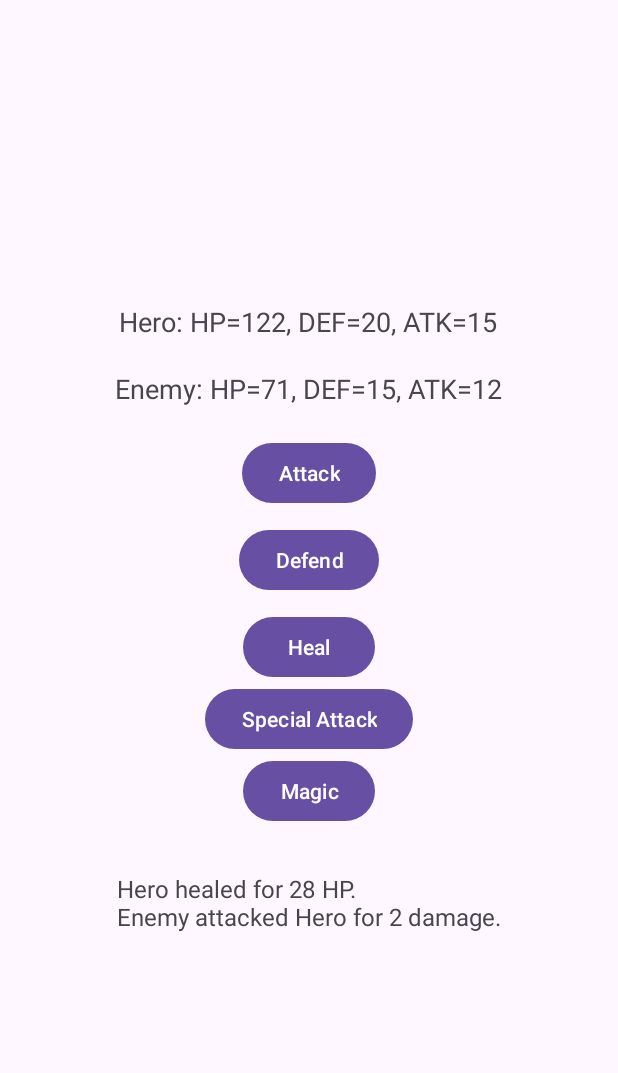
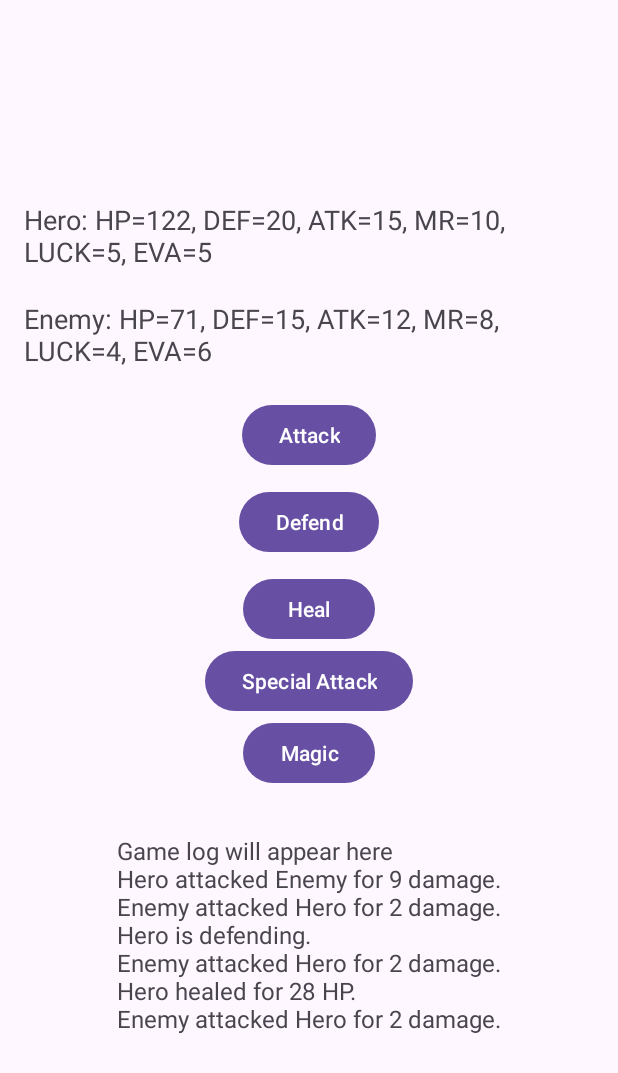
Before and after one commit to MoonSlay/RPGTurn, an Android app: the MainActivity screen opened directly, with no data from a screen before it, after a tap on "Heal", on a phone screen of 412 x 824 dp. Shown: the top 1073 px of the screen. Run offline under Robolectric (Android 15) with nearby library versions, the phone set to English and light mode, and no system bars; 2 other taps on this screen came first.

Commit message:
Additional stats for characters

```diff
--- a/app/src/main/java/ph/edu/auf/delrosario/angelo/rpgturn/Character.kt
+++ b/app/src/main/java/ph/edu/auf/delrosario/angelo/rpgturn/Character.kt
@@ -1,10 +1,13 @@
 package ph.edu.auf.delrosario.angelo.rpgturn
-// Character.kt
+
 abstract class Character(
     var name: String,
     var hp: Int,
     var defense: Int,
-    var attackPower: Int
+    var attackPower: Int,
+    var magicResistance: Int,
+    var luck: Int,
+    var evasion: Int
 ) {
     abstract fun attack(opponent: Character): Int
     abstract fun defend(): Int
--- a/app/src/main/java/ph/edu/auf/delrosario/angelo/rpgturn/Enemy.kt
+++ b/app/src/main/java/ph/edu/auf/delrosario/angelo/rpgturn/Enemy.kt
@@ -1,9 +1,14 @@
 package ph.edu.auf.delrosario.angelo.rpgturn
 
-import kotlin.random.Random
-
-// Enemy.kt
-class Enemy(name: String, hp: Int, defense: Int, attackPower: Int) : Character(name, hp, defense, attackPower) {
+class Enemy(
+    name: String,
+    hp: Int,
+    defense: Int,
+    attackPower: Int,
+    magicResistance: Int,
+    luck: Int,
+    evasion: Int
+) : Character(name, hp, defense, attackPower, magicResistance, luck, evasion) {
 
     override fun attack(opponent: Character): Int {
         val damage = attackPower - opponent.defend()
--- a/app/src/main/java/ph/edu/auf/delrosario/angelo/rpgturn/Hero.kt
+++ b/app/src/main/java/ph/edu/auf/delrosario/angelo/rpgturn/Hero.kt
@@ -1,7 +1,15 @@
 package ph.edu.auf.delrosario.angelo.rpgturn
 
-// Hero.kt
-class Hero(name: String, hp: Int, defense: Int, attackPower: Int) : Character(name, hp, defense, attackPower) {
+
+class Hero(
+    name: String,
+    hp: Int,
+    defense: Int,
+    attackPower: Int,
+    magicResistance: Int,
+    luck: Int,
+    evasion: Int
+) : Character(name, hp, defense, attackPower, magicResistance, luck, evasion) {
 
     override fun attack(opponent: Character): Int {
         val damage = attackPower - opponent.defend()
--- a/app/src/main/java/ph/edu/auf/delrosario/angelo/rpgturn/MainActivity.kt
+++ b/app/src/main/java/ph/edu/auf/delrosario/angelo/rpgturn/MainActivity.kt
@@ -22,8 +22,8 @@ class MainActivity : AppCompatActivity() {
         setContentView(R.layout.activity_main)
 
         // Initialize the hero and enemy
-        hero = Hero("Hero", 100, 20, 15)
-        enemy = Enemy("Enemy", 80, 15, 12)
+        hero = Hero("Hero", 100, 20, 15, 10, 5, 5)
+        enemy = Enemy("Enemy", 80, 15, 12, 8, 4, 6)
 
         // Hook UI elements
         tvHeroStats = findViewById(R.id.tvHeroStats)
@@ -40,27 +40,27 @@ class MainActivity : AppCompatActivity() {
         // Set button listeners for actions
         btnAttack.setOnClickListener {
             val damage = hero.attack(enemy)
-            tvGameLog.text = "Hero attacked Enemy for $damage damage."
+            appendToGameLog("Hero attacked Enemy for $damage damage.")
             checkGameOver()
             enemyTurn()
         }
 
         btnDefend.setOnClickListener {
             hero.defend()
-            tvGameLog.text = "Hero is defending."
+            appendToGameLog("Hero is defending.")
             enemyTurn()
         }
 
         btnHeal.setOnClickListener {
             val healAmount = hero.heal()
-            tvGameLog.text = "Hero healed for $healAmount HP."
+            appendToGameLog("Hero healed for $healAmount HP.")
             enemyTurn()
         }
     }
 
     private fun updateStats() {
-        tvHeroStats.text = "Hero: HP=${hero.hp}, DEF=${hero.defense}, ATK=${hero.attackPower}"
-        tvEnemyStats.text = "Enemy: HP=${enemy.hp}, DEF=${enemy.defense}, ATK=${enemy.attackPower}"
+        tvHeroStats.text = "Hero: HP=${hero.hp}, DEF=${hero.defense}, ATK=${hero.attackPower}, MR=${hero.magicResistance}, LUCK=${hero.luck}, EVA=${hero.evasion}"
+        tvEnemyStats.text = "Enemy: HP=${enemy.hp}, DEF=${enemy.defense}, ATK=${enemy.attackPower}, MR=${enemy.magicResistance}, LUCK=${enemy.luck}, EVA=${enemy.evasion}"
     }
 
     private fun checkGameOver() {
@@ -79,15 +79,15 @@ class MainActivity : AppCompatActivity() {
             when (randomAction) {
                 1 -> {
                     val damage = enemy.attack(hero)
-                    tvGameLog.append("\nEnemy attacked Hero for $damage damage.")
+                    appendToGameLog("Enemy attacked Hero for $damage damage.")
                 }
                 2 -> {
                     enemy.defend()
-                    tvGameLog.append("\nEnemy is defending.")
+                    appendToGameLog("Enemy is defending.")
                 }
                 3 -> {
                     val healAmount = enemy.heal()
-                    tvGameLog.append("\nEnemy healed for $healAmount HP.")
+                    appendToGameLog("Enemy healed for $healAmount HP.")
                 }
             }
             checkGameOver()
@@ -100,4 +100,8 @@ class MainActivity : AppCompatActivity() {
         startActivity(intent)
         finish() // End the main activity
     }
+
+    private fun appendToGameLog(message: String) {
+        tvGameLog.append("\n$message")
+    }
 }
```
